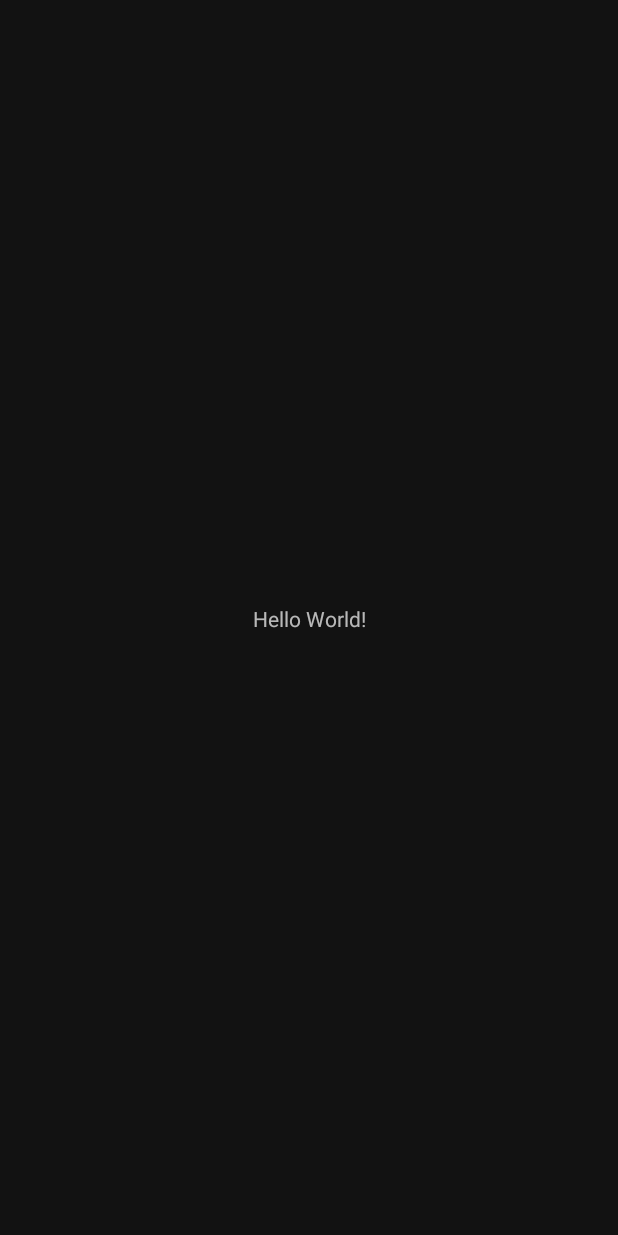
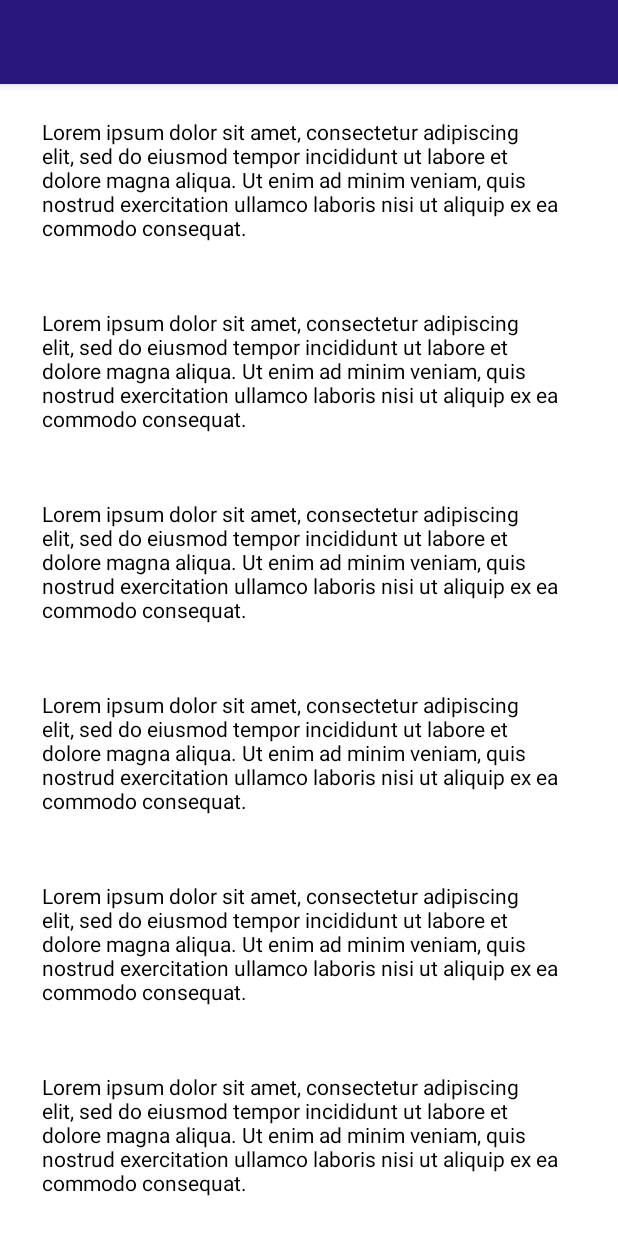
Before and after one commit to Morteza-QN/sample-android-material-design, an Android app: the screen it shows after launch (MainActivity), on a phone screen of 412 x 824 dp. Before the commit the screen is almost empty. Run offline under Robolectric (Android 15) with nearby library versions, the phone set to English and light mode, and no system bars.

Commit message:
created mainFragment/item

```diff
--- /dev/null
+++ b/app/src/main/java/com/example/sampleandroidmaterialdesign/MainFragment.java
@@ -0,0 +1,19 @@
+package com.example.sampleandroidmaterialdesign;
+
+import android.os.Bundle;
+import android.view.LayoutInflater;
+import android.view.View;
+import android.view.ViewGroup;
+
+import androidx.annotation.NonNull;
+import androidx.annotation.Nullable;
+import androidx.fragment.app.Fragment;
+
+public class MainFragment extends Fragment {
+
+    @Nullable
+    @Override
+    public View onCreateView(@NonNull LayoutInflater inflater, @Nullable ViewGroup container, @Nullable Bundle savedInstanceState) {
+        return inflater.inflate(R.layout.fragment_main, container, false);
+    }
+}
--- a/app/src/main/res/layout/activity_main.xml
+++ b/app/src/main/res/layout/activity_main.xml
@@ -1,5 +1,5 @@
 <?xml version="1.0" encoding="utf-8"?>
-<androidx.constraintlayout.widget.ConstraintLayout
+<androidx.coordinatorlayout.widget.CoordinatorLayout
     xmlns:android="http://schemas.android.com/apk/res/android"
     xmlns:app="http://schemas.android.com/apk/res-auto"
     xmlns:tools="http://schemas.android.com/tools"
@@ -7,13 +7,20 @@
     android:layout_height="match_parent"
     tools:context=".MainActivity">
 
-    <TextView
-        android:layout_width="wrap_content"
-        android:layout_height="wrap_content"
-        android:text="Hello World!"
-        app:layout_constraintBottom_toBottomOf="parent"
-        app:layout_constraintLeft_toLeftOf="parent"
-        app:layout_constraintRight_toRightOf="parent"
-        app:layout_constraintTop_toTopOf="parent" />
+    <com.google.android.material.appbar.AppBarLayout
+        android:layout_width="match_parent"
+        android:layout_height="wrap_content">
 
-</androidx.constraintlayout.widget.ConstraintLayout>
+        <androidx.appcompat.widget.Toolbar
+            android:layout_width="match_parent"
+            android:layout_height="wrap_content" />
+    </com.google.android.material.appbar.AppBarLayout>
+
+    <fragment
+        android:id="@+id/frame_main_fragmentContainer"
+        android:name="com.example.sampleandroidmaterialdesign.MainFragment"
+        android:layout_width="match_parent"
+        android:layout_height="match_parent"
+        app:layout_behavior="com.google.android.material.appbar.AppBarLayout$ScrollingViewBehavior" />
+
+</androidx.coordinatorlayout.widget.CoordinatorLayout>
--- /dev/null
+++ b/app/src/main/res/layout/fragment_main.xml
@@ -0,0 +1,36 @@
+<?xml version="1.0" encoding="utf-8"?>
+<ScrollView
+    xmlns:android="http://schemas.android.com/apk/res/android"
+    android:layout_width="match_parent"
+    android:layout_height="match_parent">
+
+    <LinearLayout
+        android:layout_width="match_parent"
+        android:layout_height="wrap_content"
+        android:orientation="vertical">
+
+        <include layout="@layout/item_text" />
+
+        <include layout="@layout/item_text" />
+
+        <include layout="@layout/item_text" />
+
+        <include layout="@layout/item_text" />
+
+        <include layout="@layout/item_text" />
+
+        <include layout="@layout/item_text" />
+
+        <include layout="@layout/item_text" />
+
+        <include layout="@layout/item_text" />
+
+        <include layout="@layout/item_text" />
+
+        <include layout="@layout/item_text" />
+
+        <include layout="@layout/item_text" />
+
+
+    </LinearLayout>
+</ScrollView>
--- /dev/null
+++ b/app/src/main/res/layout/item_text.xml
@@ -0,0 +1,20 @@
+<?xml version="1.0" encoding="utf-8"?>
+<FrameLayout
+    xmlns:android="http://schemas.android.com/apk/res/android"
+    android:layout_width="match_parent"
+    android:layout_height="wrap_content"
+    android:layout_marginStart="12dp"
+    android:layout_marginTop="6dp"
+    android:layout_marginEnd="12dp"
+    android:layout_marginBottom="6dp"
+    android:padding="16dp">
+
+    <TextView
+        android:id="@+id/tv_item_content"
+        android:layout_width="match_parent"
+        android:layout_height="wrap_content"
+        android:text="@string/Lorem_ipsum"
+        android:textColor="@android:color/black" />
+
+
+</FrameLayout>
--- a/app/src/main/res/values/strings.xml
+++ b/app/src/main/res/values/strings.xml
@@ -1,3 +1,4 @@
 <resources>
     <string name="app_name">Sample Android Material Design</string>
+    <string name="Lorem_ipsum">Lorem ipsum dolor sit amet, consectetur adipiscing elit, sed do eiusmod tempor incididunt ut labore et dolore magna aliqua. Ut enim ad minim veniam, quis nostrud exercitation ullamco laboris nisi ut aliquip ex ea commodo consequat.</string>
 </resources>
--- a/app/src/main/res/values/styles.xml
+++ b/app/src/main/res/values/styles.xml
@@ -1,7 +1,7 @@
 <resources>
 
     <!-- Base application theme. -->
-    <style name="AppTheme" parent="Theme.MaterialComponents.NoActionBar">
+    <style name="AppTheme" parent="Theme.MaterialComponents.Light.NoActionBar">
         <!-- Customize your theme here. -->
         <item name="colorPrimary">@color/colorPrimary</item>
         <item name="colorPrimaryDark">@color/colorPrimaryDark</item>
```
